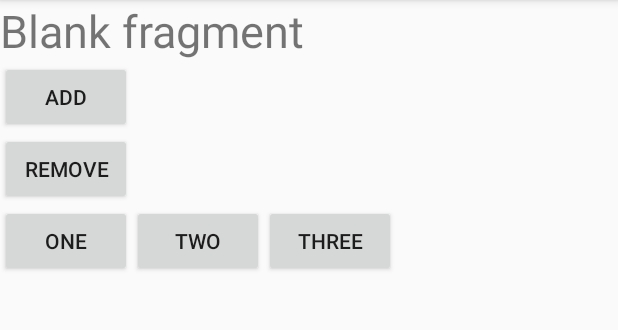
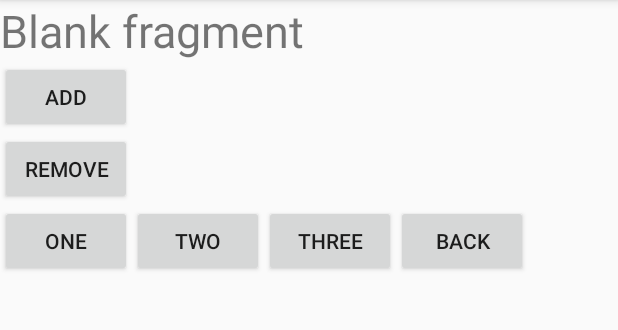
Before and after one commit to supertodtor/WorkShop, an Android app: the screen it shows after launch (MainActivity), on a phone screen of 412 x 824 dp, the part 84-414 px from its top. Run offline under Robolectric (Android 15) with nearby library versions, the phone set to English and light mode, and no system bars.

Commit message:
addBackStack

```diff
--- a/MyFragment2/app/src/main/java/com/mycom/coe/myfragment/MainActivity.java
+++ b/MyFragment2/app/src/main/java/com/mycom/coe/myfragment/MainActivity.java
@@ -17,6 +17,7 @@ public class MainActivity extends AppCompatActivity {
     private Button btnOne;
     private Button btnTwo;
     private Button btnThree;
+    private Button btnBack;
 
     @Override
     protected void onCreate(Bundle savedInstanceState) {
@@ -29,16 +30,33 @@ public class MainActivity extends AppCompatActivity {
 //        startJavaFragment();
 
 
-        btnOne = (Button)findViewById(R.id.btnOne);
-        btnTwo= (Button)findViewById(R.id.btnTwo);
-        btnThree = (Button)findViewById(R.id.btnThree);
+        btnAdd();
+
+        btnBack = (Button)findViewById(R.id.btnBack);
+        btnBack.setOnClickListener(new View.OnClickListener() {
+            @Override
+            public void onClick(View view) {
+                //onBackPressed();
+                Fragment fragment = getSupportFragmentManager().findFragmentByTag(TAG);
+                if (fragment != null) {
+                    getSupportFragmentManager().popBackStack();
+                }
+            }
+        });
+    }
+
+    private void btnAdd() {
+        btnOne = (Button) findViewById(R.id.btnOne);
+        btnTwo = (Button) findViewById(R.id.btnTwo);
+        btnThree = (Button) findViewById(R.id.btnThree);
 
         btnOne.setOnClickListener(new View.OnClickListener() {
             @Override
             public void onClick(View view) {
                 getSupportFragmentManager()
                         .beginTransaction()
-                        .replace(R.id.javaFragment,new OneFragment(),"OneFragment")
+                        .replace(R.id.javaFragment, new OneFragment(), TAG)
+                        .addToBackStack(null)
                         .commit();
             }
         });
@@ -48,7 +66,8 @@ public class MainActivity extends AppCompatActivity {
             public void onClick(View view) {
                 getSupportFragmentManager()
                         .beginTransaction()
-                        .replace(R.id.javaFragment,new TwoFragment(),"TwoFragment")
+                        .replace(R.id.javaFragment, new TwoFragment(), TAG)
+                        .addToBackStack(null)
                         .commit();
             }
         });
@@ -58,7 +77,8 @@ public class MainActivity extends AppCompatActivity {
             public void onClick(View view) {
                 getSupportFragmentManager()
                         .beginTransaction()
-                        .replace(R.id.javaFragment,new ThreeFragment(),"ThreeFragment")
+                        .replace(R.id.javaFragment, new ThreeFragment(), TAG)
+                        .addToBackStack(null)
                         .commit();
             }
         });
--- a/MyFragment2/app/src/main/res/layout/activity_main.xml
+++ b/MyFragment2/app/src/main/res/layout/activity_main.xml
@@ -42,10 +42,15 @@
             android:layout_height="wrap_content"
             android:text="Two"/>
         <Button
-            android:id="@+id/btnThree"
-            android:layout_width="wrap_content"
-            android:layout_height="wrap_content"
-            android:text="Three"/>
+        android:id="@+id/btnThree"
+        android:layout_width="wrap_content"
+        android:layout_height="wrap_content"
+        android:text="Three"/>
+        <Button
+        android:id="@+id/btnBack"
+        android:layout_width="wrap_content"
+        android:layout_height="wrap_content"
+        android:text="Back"/>
     </LinearLayout>
 
     <FrameLayout
```
